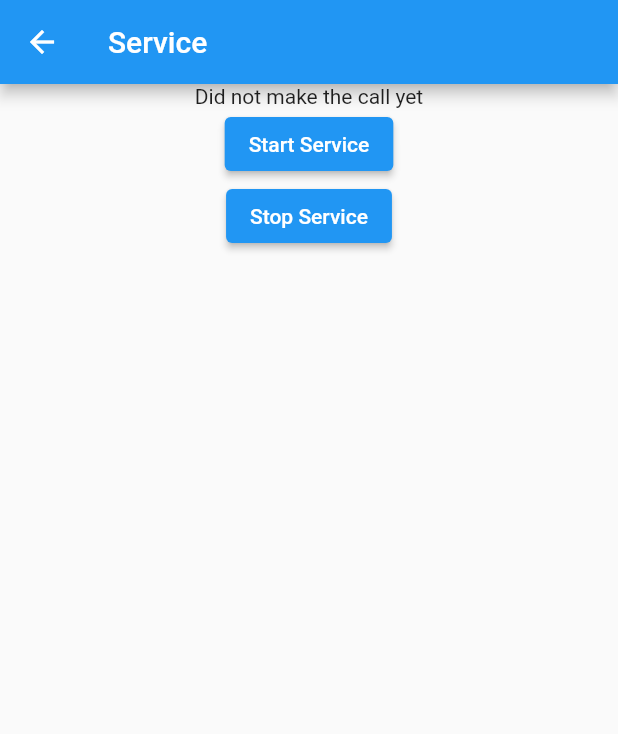
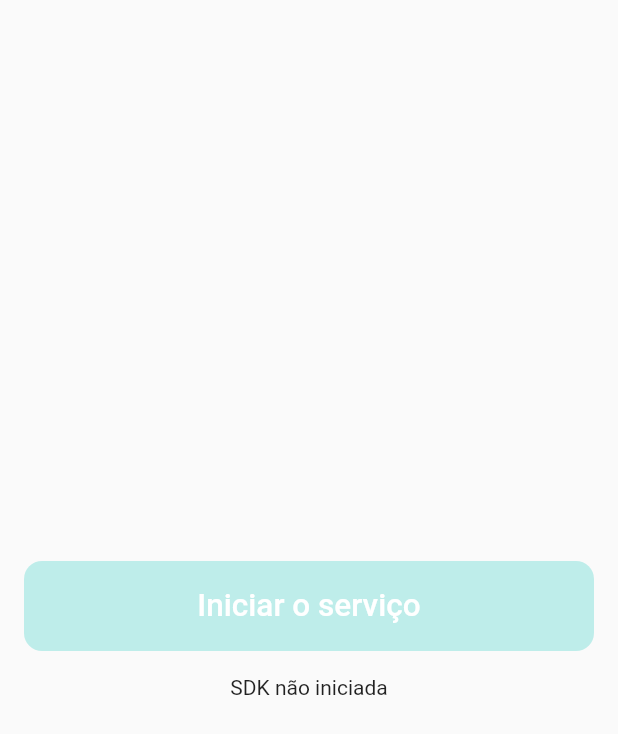
Before and after one commit to NomoTechnology/explorer-demo, a Flutter app: the ServiceScreen screen opened directly, on a phone screen of 412 x 824 dp. Shown: the top 734 px of the screen. Run offline on Flutter 3.47's test engine with Material 2 defaults, Android fonts, the phone set to English and light mode, and no system bars; our stand-ins replace permission_handler.

Commit message:
style: update service screen

```diff
--- a/lib/screens/service_screen.dart
+++ b/lib/screens/service_screen.dart
@@ -1,8 +1,10 @@
 import 'package:flutter/material.dart';
 import 'package:flutter/services.dart';
 
+import '../widgets/primary_button.dart';
+
 class ServiceScreen extends StatefulWidget {
-  static const routeName = 'service';
+  static const routeName = 'service-screen';
 
   const ServiceScreen({super.key});
 
@@ -13,7 +15,8 @@ class ServiceScreen extends StatefulWidget {
 }
 
 class _ServiceScreenState extends State<ServiceScreen> {
-  String _serverState = 'Did not make the call yet';
+  String _serverState = 'SDK não iniciada';
+  bool _isServiceStarted = false;
 
   Future<void> _startService() async {
     try {
@@ -21,6 +24,7 @@ class _ServiceScreenState extends State<ServiceScreen> {
           .invokeMethod('startExplorerService');
       setState(() {
         _serverState = result;
+        _isServiceStarted = true;
       });
     } on PlatformException catch (e) {
       print("Failed to invoke method: '${e.message}'.");
@@ -33,6 +37,7 @@ class _ServiceScreenState extends State<ServiceScreen> {
           await ServiceScreen.methodChannel.invokeMethod('stopExplorerService');
       setState(() {
         _serverState = result;
+        _isServiceStarted = false;
       });
     } on PlatformException catch (e) {
       print("Failed to invoke method: '${e.message}'.");
@@ -42,21 +47,20 @@ class _ServiceScreenState extends State<ServiceScreen> {
   @override
   Widget build(BuildContext context) {
     return Scaffold(
-      appBar: AppBar(
-        title: Text("Service"),
-      ),
       body: Center(
         child: Column(
+          mainAxisAlignment: MainAxisAlignment.center,
+          crossAxisAlignment: CrossAxisAlignment.center,
           children: [
+            PrimaryButton(
+              text:
+                  _isServiceStarted ? 'Pausar o serviço' : 'Iniciar o serviço',
+              color: _isServiceStarted
+                  ? const Color(0xFFEFAA9E)
+                  : const Color(0xFFBEEDEA),
+              onPressed: _isServiceStarted ? _stopService : _startService,
+            ),
             Text(_serverState),
-            ElevatedButton(
-              child: Text('Start Service'),
-              onPressed: _startService,
-            ),
-            ElevatedButton(
-              child: Text('Stop Service'),
-              onPressed: _stopService,
-            ),
           ],
         ),
       ),
```
